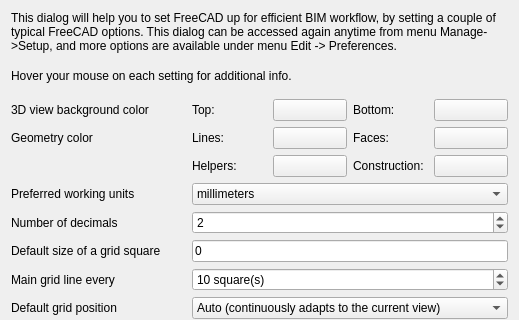
Above: dialogSetup.ui from yorikvanhavre/BIM_Workbench before the change; both pictures show x 0 to 519 and y 0 to 320 of the 519 by 713 pixel window. Below: the same form after it.
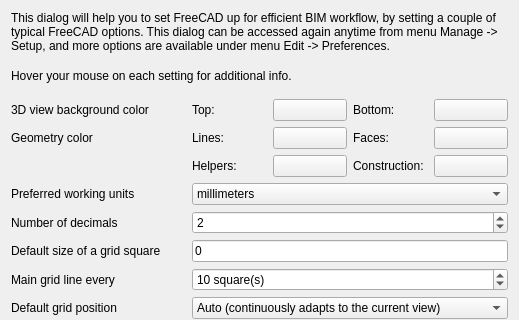
That is the form after the change. Custom widgets are drawn as their Qt base class.

The edit to the form file:
```diff
--- a/dialogSetup.ui
+++ b/dialogSetup.ui
@@ -20,7 +20,7 @@
    <item>
     <widget class="QLabel" name="label_2">
      <property name="text">
-      <string>This dialog will help you to set FreeCAD up for efficient BIM workflow, by setting a couple of typical FreeCAD options. This dialog can be accessed again anytime from menu Manage-&gt;Setup, and more options are available under menu Edit -&gt; Preferences.</string>
+      <string>This dialog will help you to set FreeCAD up for efficient BIM workflow, by setting a couple of typical FreeCAD options. This dialog can be accessed again anytime from menu Manage -&gt; Setup, and more options are available under menu Edit -&gt; Preferences.</string>
      </property>
      <property name="wordWrap">
       <bool>true</bool>
```
